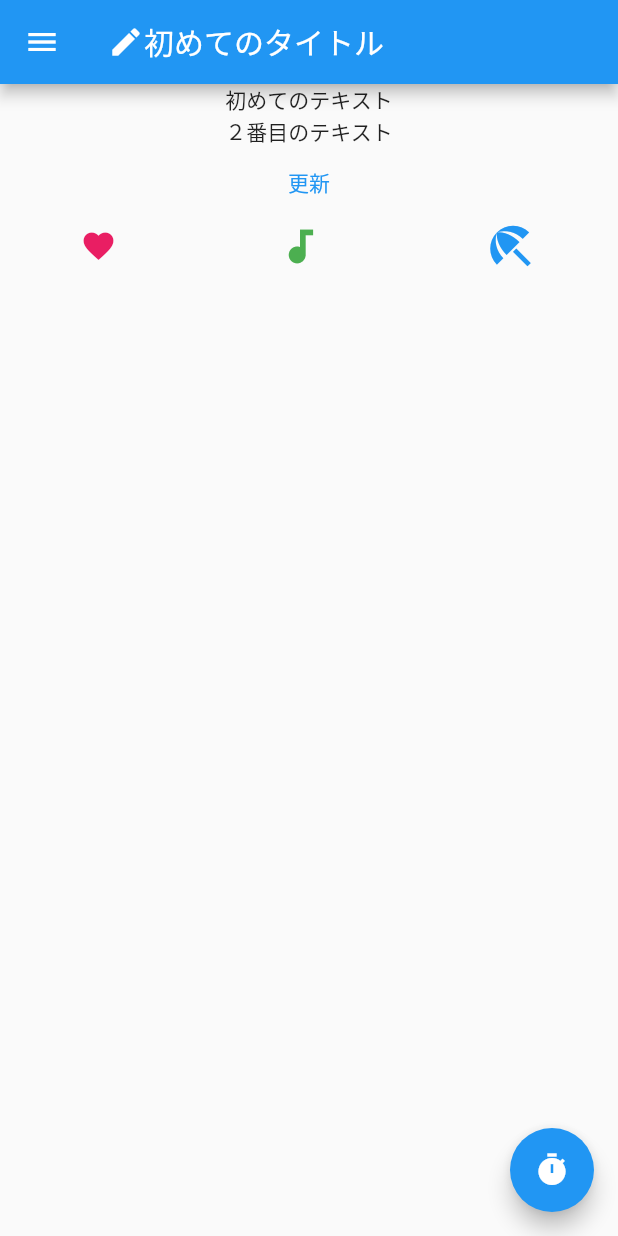
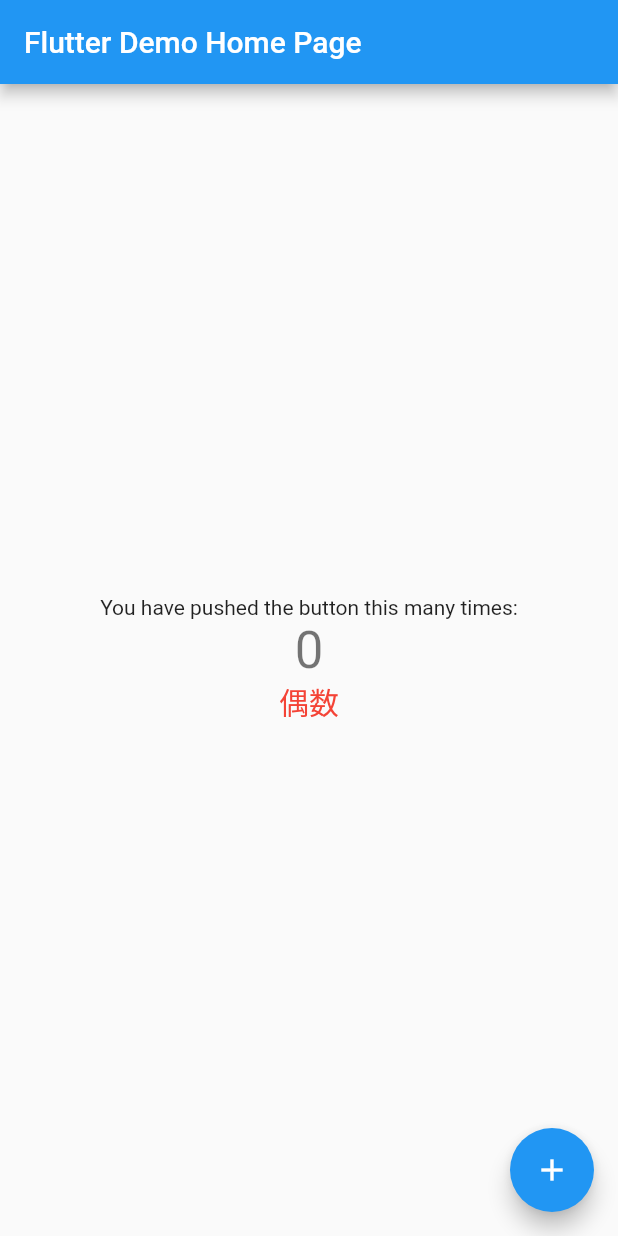
Before and after one commit to sakakidai/flutter_tutorial1, a Flutter app: the screen it shows after launch, on a phone screen of 412 x 824 dp. Run offline on Flutter 3.47's test engine with Material 2 defaults, Android fonts, the phone set to English and light mode, and no system bars.

Commit message:
tutorial2 create stateful widget

```diff
--- a/lib/main.dart
+++ b/lib/main.dart
@@ -10,11 +10,11 @@ class MyApp extends StatelessWidget {
   @override
   Widget build(BuildContext context) {
     return MaterialApp(
-      title: 'Flutter Demo',
+      title: "Flutter Demo",
       theme: ThemeData(
         primarySwatch: Colors.blue,
       ),
-      home: const MyHomePage(title: 'Flutter Demo Home Page'),
+      home: const MyHomePage(title: "Flutter Demo Home Page"),
     );
   }
 }
@@ -28,51 +28,43 @@ class MyHomePage extends StatefulWidget {
 }
 
 class _MyHomePageState extends State<MyHomePage> {
+  int _counter = 0;
+  String _type = "偶数";
+
+  void _incrementCounter() {
+    setState(() {
+      _counter++;
+      if (_counter % 2 == 0) {
+        _type = "偶数";
+      } else {
+        _type = "奇数";
+      }
+    });
+  }
+
   @override
   Widget build(BuildContext context) {
     return Scaffold(
       appBar: AppBar(
-        title: Row(
-          children: const [
-            Icon(Icons.create),
-            Text("初めてのタイトル"),
+        title: Text(widget.title),
+      ),
+      body: Center(
+        child: Column(
+          mainAxisAlignment: MainAxisAlignment.center,
+          children: <Widget>[
+            const Text("You have pushed the button this many times:"),
+            Text(
+              "$_counter",
+              style: Theme.of(context).textTheme.headline4,
+            ),
+            Text(_type, style: const TextStyle(fontSize: 20, color: Colors.red)),
           ],
         ),
       ),
-      drawer: const Drawer(child: Center(child: Text("Drawer"))),
-      body: Column(
-        children: [
-          const Text("初めてのテキスト"),
-          const Text("２番目のテキスト"),
-          TextButton(
-            onPressed: () => {print("ボタンがおされたよ")},
-            child: const Text("更新"),
-          ),
-          Row(
-            mainAxisAlignment: MainAxisAlignment.spaceAround,
-            children: const [
-              Icon(
-                Icons.favorite,
-                color: Colors.pink,
-                size: 24.0,
-              ),
-              Icon(
-                Icons.audiotrack,
-                color: Colors.green,
-                size: 30.0,
-              ),
-              Icon(
-                Icons.beach_access,
-                color: Colors.blue,
-                size: 36.0,
-              ),
-            ],
-          )
-        ],
-      ),
       floatingActionButton: FloatingActionButton(
-        onPressed: () => {print("押したね？")},
-        child: const Icon(Icons.timer),
+        onPressed: () => {_incrementCounter()},
+        tooltip: "incrementCounter",
+        child: const Icon(Icons.add),
       ),
     );
   }
```
Also changed, not shown: 1 other file.
